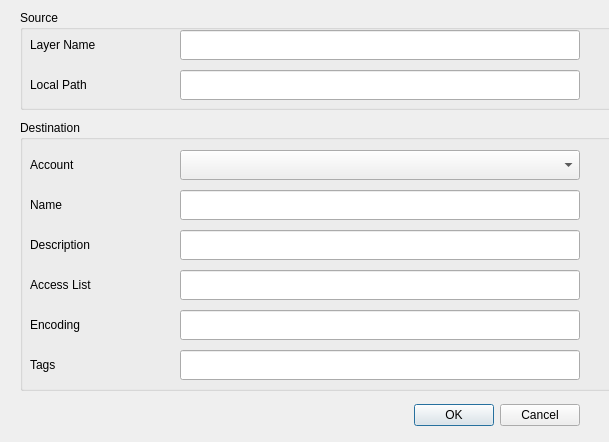
domesticmouse/mapsengine-qgis-connector, file plugin/upload_dialog_base.ui: the form before one commit.
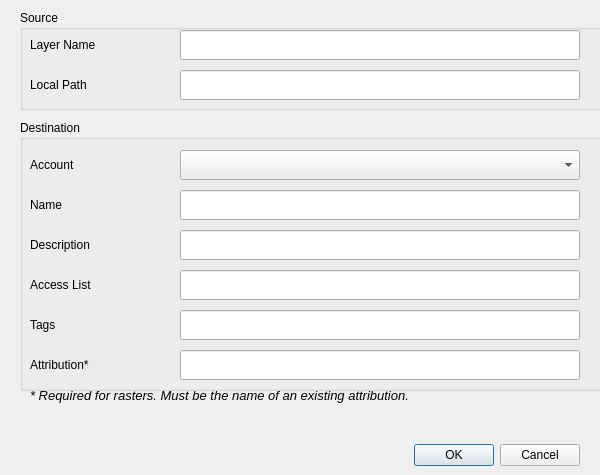
The form after the commit.

Commit message: Added raster upload support

Diff of the .ui file:
```diff
--- a/plugin/upload_dialog_base.ui
+++ b/plugin/upload_dialog_base.ui
@@ -6,8 +6,8 @@
    <rect>
     <x>0</x>
     <y>0</y>
-    <width>609</width>
-    <height>442</height>
+    <width>600</width>
+    <height>475</height>
    </rect>
   </property>
   <property name="windowTitle">
@@ -17,7 +17,7 @@
    <property name="geometry">
     <rect>
      <x>280</x>
-     <y>400</y>
+     <y>440</y>
      <width>300</width>
      <height>30</height>
     </rect>
@@ -117,20 +117,20 @@
     <property name="geometry">
      <rect>
       <x>10</x>
-      <y>190</y>
+      <y>230</y>
       <width>100</width>
       <height>30</height>
      </rect>
     </property>
     <property name="text">
-     <string>Encoding</string>
+     <string>Attribution*</string>
     </property>
    </widget>
    <widget class="QLineEdit" name="lineEditEncoding">
     <property name="geometry">
      <rect>
       <x>160</x>
-      <y>190</y>
+      <y>230</y>
       <width>400</width>
       <height>30</height>
      </rect>
@@ -140,7 +140,7 @@
     <property name="geometry">
      <rect>
       <x>10</x>
-      <y>230</y>
+      <y>190</y>
       <width>100</width>
       <height>30</height>
      </rect>
@@ -153,7 +153,7 @@
     <property name="geometry">
      <rect>
       <x>160</x>
-      <y>230</y>
+      <y>190</y>
       <width>400</width>
       <height>30</height>
      </rect>
@@ -242,6 +242,34 @@
     </property>
    </widget>
   </widget>
+  <widget class="QLabel" name="label_5">
+   <property name="geometry">
+    <rect>
+     <x>30</x>
+     <y>380</y>
+     <width>550</width>
+     <height>30</height>
+    </rect>
+   </property>
+   <property name="font">
+    <font>
+     <pointsize>10</pointsize>
+     <italic>true</italic>
+    </font>
+   </property>
+   <property name="text">
+    <string>* Required for rasters. Must be the name of an existing attribution.</string>
+   </property>
+   <property name="textFormat">
+    <enum>Qt::LogText</enum>
+   </property>
+   <property name="alignment">
+    <set>Qt::AlignLeading|Qt::AlignLeft|Qt::AlignVCenter</set>
+   </property>
+   <property name="wordWrap">
+    <bool>false</bool>
+   </property>
+  </widget>
  </widget>
  <resources/>
  <connections>
```
Left out of the diff: 4 changed lines with no effect on the pictures. The commit also changes 7 other files.
